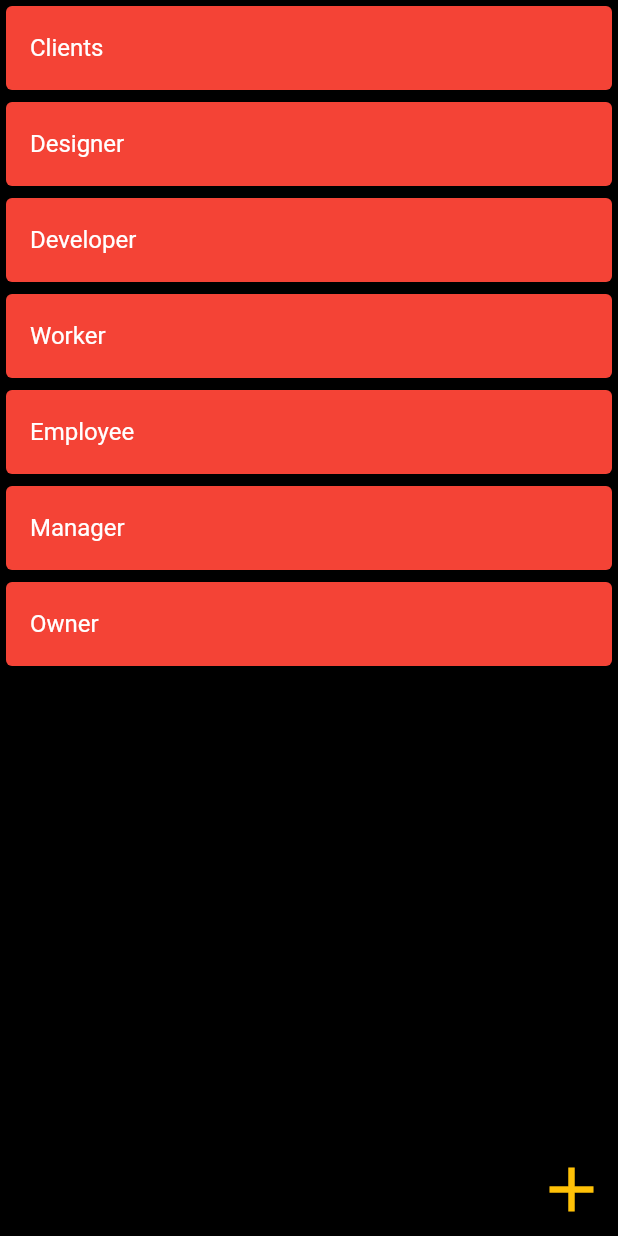
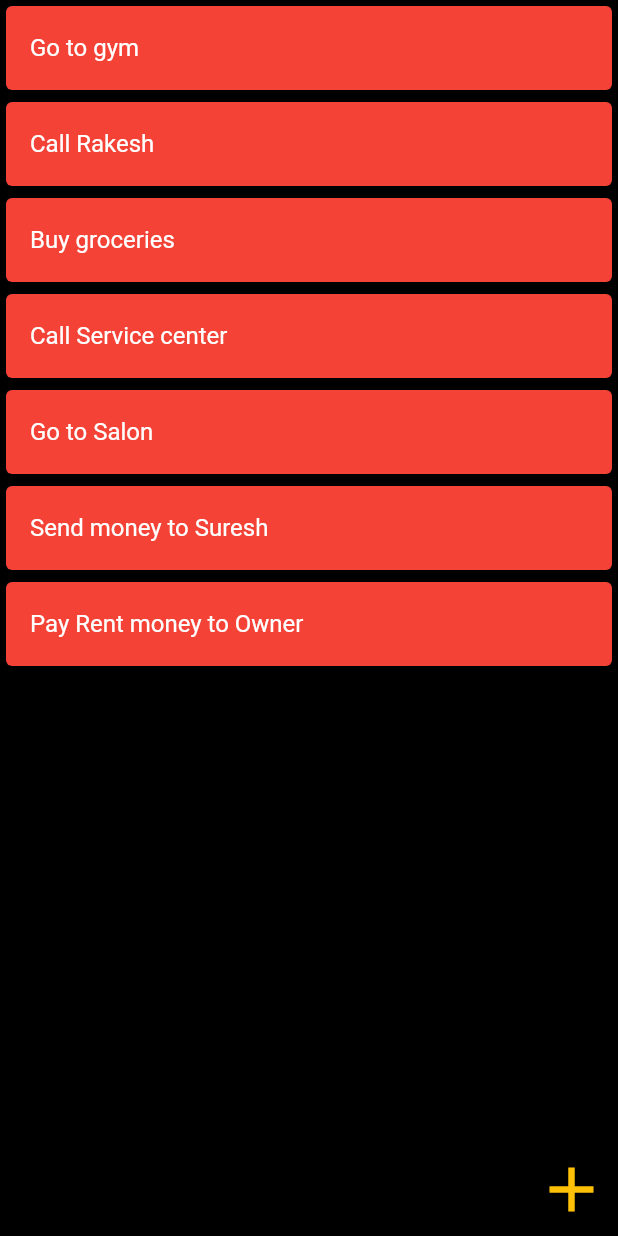
Before and after one commit to VinayBorkar/assignment_project, a Flutter app: the InitialScreen screen opened directly, on a phone screen of 412 x 824 dp. Run offline on Flutter 3.47's test engine with Material 2 defaults, Android fonts, the light colour scheme and no system bars; drawn by our look-alikes of flutter_slidable; our stand-ins replace date_format, flutter_svg, introduction_screen; missing offline and left inert: notification_permissions.

Commit message:
changed default items

```diff
--- a/lib/screens/initial_screen.dart
+++ b/lib/screens/initial_screen.dart
@@ -15,13 +15,13 @@ class InitialScreen extends StatefulWidget {
 
 class _InitialScreenState extends State<InitialScreen> {
   List<ItemModel> item = [
-    ItemModel("Clients", false, null, false),
-    ItemModel("Designer", false, null, false),
-    ItemModel("Developer", false, null, false),
-    ItemModel("Worker", false, null, false),
-    ItemModel("Employee", false, null, false),
-    ItemModel("Manager", false, null, false),
-    ItemModel("Owner", false, null, false),
+    ItemModel("Go to gym", false, null, false),
+    ItemModel("Call Rakesh", false, null, false),
+    ItemModel("Buy groceries", false, null, false),
+    ItemModel("Call Service center", false, null, false),
+    ItemModel("Go to Salon", false, null, false),
+    ItemModel("Send money to Suresh", false, null, false),
+    ItemModel("Pay Rent money to Owner", false, null, false),
   ];
 
   bool newData = false;
```
